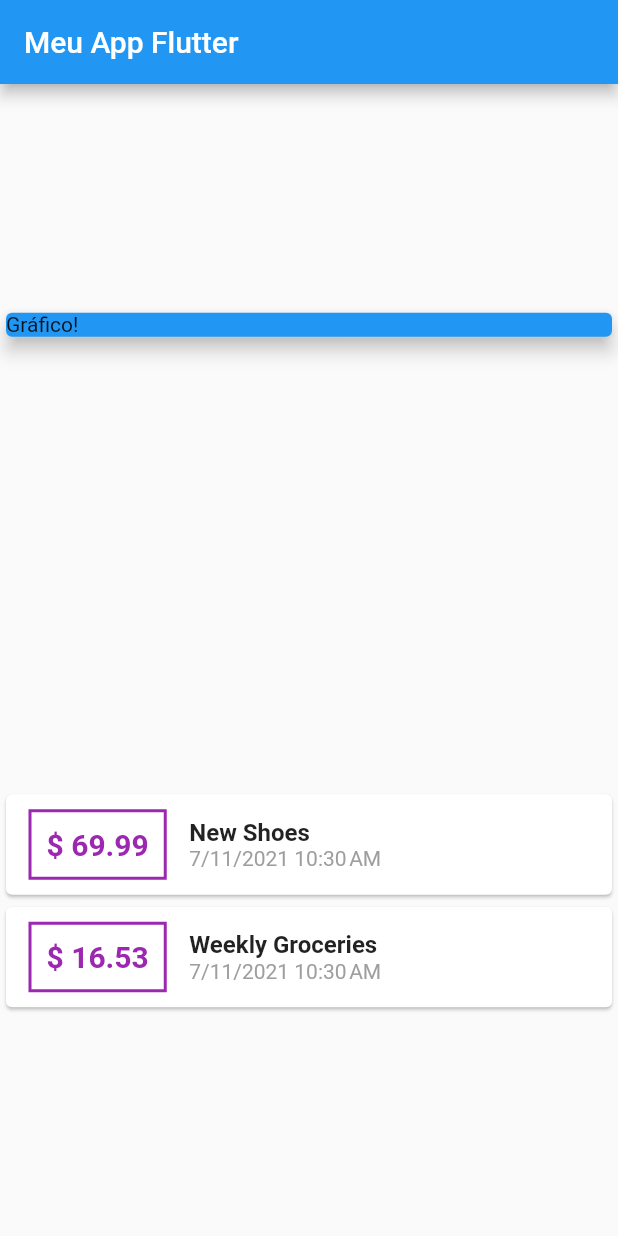
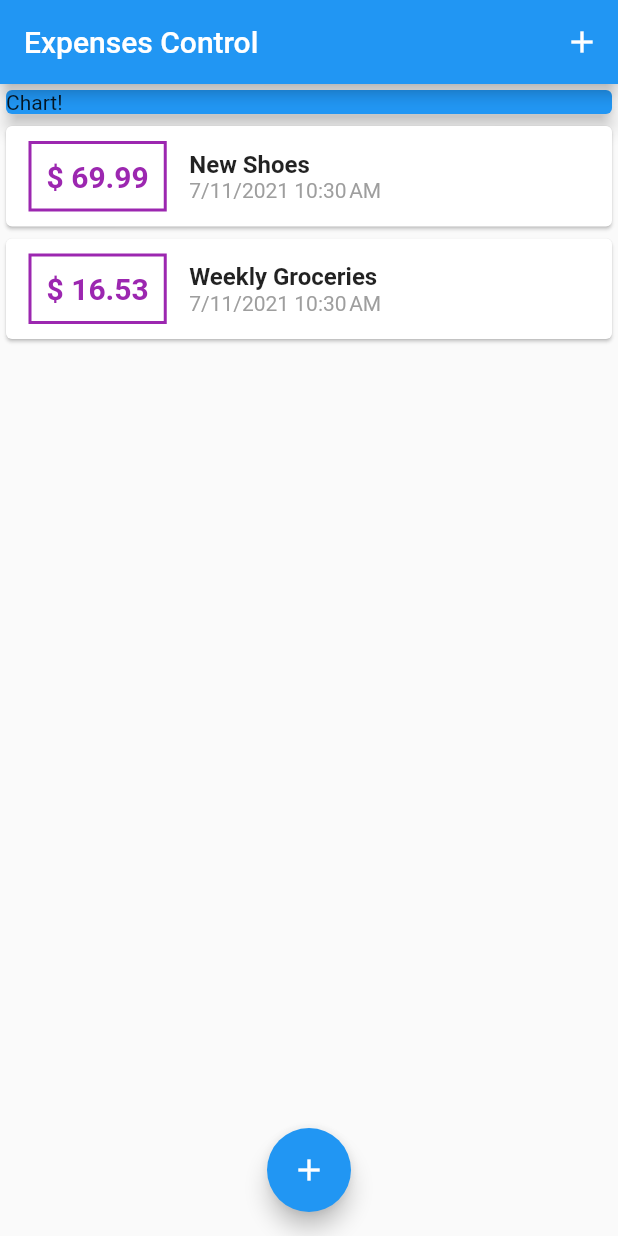
Before and after one commit to ehweyand/ExpensesFlutter, a Flutter app: the screen it shows after launch, on a phone screen of 412 x 824 dp. Run offline on Flutter 3.47's test engine with Material 2 defaults, Android fonts, the phone set to English and light mode, and no system bars.

Commit message:
widgets splitted in different files

```diff
--- a/lib/main.dart
+++ b/lib/main.dart
@@ -1,8 +1,7 @@
 import 'package:flutter/material.dart';
-import 'package:intl/intl.dart';
-
-//Custom items imports
-import './transaction.dart';
+import './models/transaction.dart';
+import './widgets/transaction_list.dart';
+import './widgets/new_transaction.dart';
 
 void main() => runApp(MyApp());
 
@@ -16,8 +15,13 @@ class MyApp extends StatelessWidget {
   }
 }
 
-class MyHomePage extends StatelessWidget {
-  final List<Transaction> transactions = [
+class MyHomePage extends StatefulWidget {
+  @override
+  _MyHomePageState createState() => _MyHomePageState();
+}
+
+class _MyHomePageState extends State<MyHomePage> {
+  final List<Transaction> _userTransactions = [
     Transaction(
       id: 't1',
       title: 'New Shoes',
@@ -32,74 +36,68 @@ class MyHomePage extends StatelessWidget {
     ),
   ];
 
+  void _addNewTransaction(String title, double amount) {
+    final newTx = Transaction(
+      title: title,
+      amount: amount,
+      date: DateTime.now(),
+      id: DateTime.now().toString(),
+    );
+
+    //Provoca o rebuild dos elementos que foram alterados ou novos adicionados
+    //No caso, irá rebuildar o stateless widget de transaction list, para exibir a nova transacao adicionada
+    setState(() {
+      _userTransactions.add(newTx);
+    });
+  }
+
+  void _startAddNewTransaction(BuildContext ctx) {
+    showModalBottomSheet(
+      context: ctx,
+      //Novamente (_) por saber que irá receber um parâmetro, mas não irá utilizar
+      builder: (_) {
+        return GestureDetector(
+          onTap: () {},
+          child: NewTransaction(_addNewTransaction),
+          behavior: HitTestBehavior.opaque,
+        );
+      },
+    );
+  }
+
   @override
   Widget build(BuildContext context) {
     return Scaffold(
       appBar: AppBar(
-        title: Text('Meu App Flutter'),
+        title: Text('Expenses Control'),
+        actions: <Widget>[
+          IconButton(
+            icon: Icon(Icons.add),
+            onPressed: () => _startAddNewTransaction(context),
           ),
-      body: Column(
-        mainAxisAlignment: MainAxisAlignment.spaceAround,
+        ],
+      ),
+      body: SingleChildScrollView(
+        child: Column(
+          mainAxisAlignment: MainAxisAlignment.start,
           crossAxisAlignment: CrossAxisAlignment.stretch,
           children: <Widget>[
             Container(
               width: double.infinity,
               child: Card(
                 color: Colors.blue,
-              child: Text('Gráfico!'),
+                child: Text('Chart!'),
                 elevation: 5,
               ),
             ),
-          Column(
-            children: transactions.map((tx) {
-              return Card(
-                child: Row(
-                  children: <Widget>[
-                    Container(
-                      margin: EdgeInsets.symmetric(
-                        vertical: 10,
-                        horizontal: 15,
-                      ),
-                      decoration: BoxDecoration(
-                        border: Border.all(
-                          color: Colors.purple,
-                          width: 2,
+            TransactionList(_userTransactions),
+          ],
         ),
       ),
-                      padding: EdgeInsets.all(10),
-                      child: Text(
-                        '\$ ${tx.amount}',
-                        style: TextStyle(
-                          fontWeight: FontWeight.bold,
-                          fontSize: 20,
-                          color: Colors.purple,
-                        ),
-                      ),
-                    ),
-                    Column(
-                      crossAxisAlignment: CrossAxisAlignment.start,
-                      children: <Widget>[
-                        Text(
-                          tx.title,
-                          style: TextStyle(
-                            fontSize: 16,
-                            fontWeight: FontWeight.bold,
-                          ),
-                        ),
-                        Text(
-                          DateFormat.yMd().add_jm().format(tx.date),
-                          style: TextStyle(
-                            color: Colors.grey,
-                          ),
-                        ),
-                      ],
-                    )
-                  ],
-                ),
-              );
-            }).toList(),
-          ),
-        ],
+      floatingActionButtonLocation: FloatingActionButtonLocation.centerFloat,
+      floatingActionButton: FloatingActionButton(
+        child: Icon(Icons.add),
+        onPressed: () => _startAddNewTransaction(context),
       ),
     );
   }
--- a/lib/transaction.dart
+++ b/lib/models/transaction.dart
@@ -1,5 +1,3 @@
-import 'package:flutter/cupertino.dart';
-
 import 'package:flutter/foundation.dart'; // por causa do @required
 
 class Transaction {
--- /dev/null
+++ b/lib/widgets/transaction_list.dart
@@ -0,0 +1,70 @@
+import 'package:flutter/material.dart';
+import 'package:intl/intl.dart';
+
+import '../models/transaction.dart';
+
+class TransactionList extends StatelessWidget {
+  final List<Transaction> transactions;
+
+  TransactionList(this.transactions);
+
+  @override
+  Widget build(BuildContext context) {
+    return Container(
+      height: 300,
+      //ListView basicamente é um column com singlechildscrollview
+      child: ListView.builder(
+        itemBuilder: (ctx, index) {
+          return Card(
+            child: Row(
+              children: <Widget>[
+                Container(
+                  margin: EdgeInsets.symmetric(
+                    vertical: 10,
+                    horizontal: 15,
+                  ),
+                  decoration: BoxDecoration(
+                    border: Border.all(
+                      color: Colors.purple,
+                      width: 2,
+                    ),
+                  ),
+                  padding: EdgeInsets.all(10),
+                  child: Text(
+                    '\$ ${transactions[index].amount.toStringAsFixed(2)}',
+                    style: TextStyle(
+                      fontWeight: FontWeight.bold,
+                      fontSize: 20,
+                      color: Colors.purple,
+                    ),
+                  ),
+                ),
+                Column(
+                  crossAxisAlignment: CrossAxisAlignment.start,
+                  children: <Widget>[
+                    Text(
+                      transactions[index].title,
+                      style: TextStyle(
+                        fontSize: 16,
+                        fontWeight: FontWeight.bold,
+                      ),
+                    ),
+                    Text(
+                      DateFormat.yMd()
+                          .add_jm()
+                          .format(transactions[index].date),
+                      style: TextStyle(
+                        color: Colors.grey,
+                      ),
+                    ),
+                  ],
+                )
+              ],
+            ),
+          );
+        },
+        itemCount: transactions.length,
+      ),
+    );
+  }
+}
```
Also changed, not shown: lib/widgets/new_transaction.dart (added, +79 -0 lines). Lines whose indentation alone changed are shown as unchanged.
